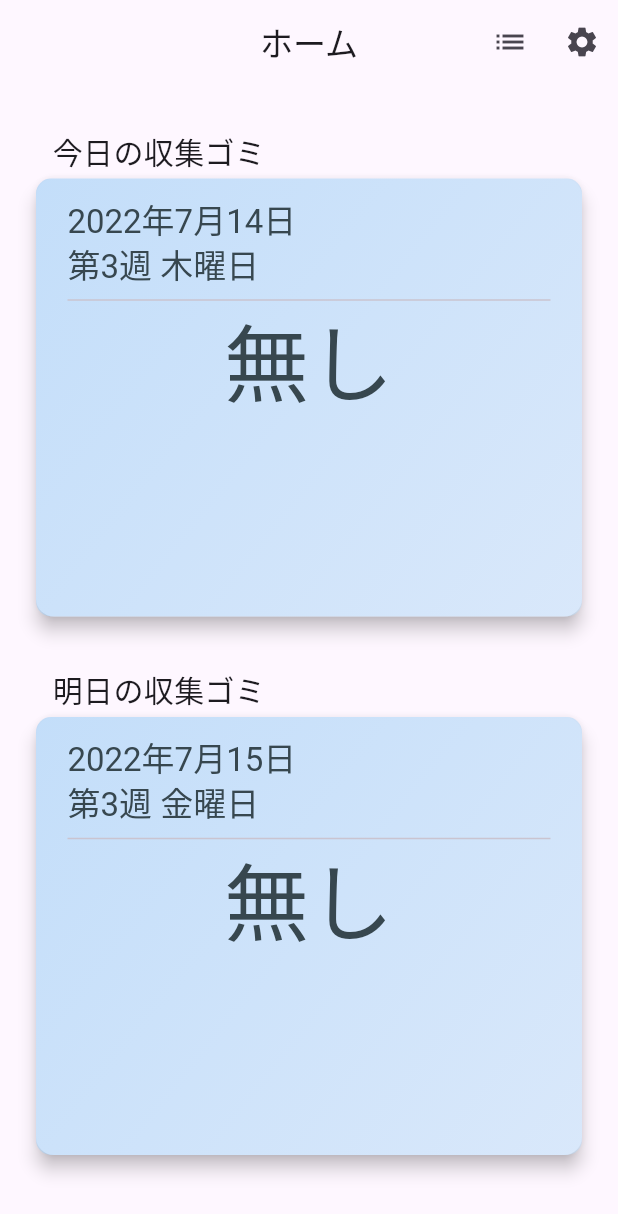
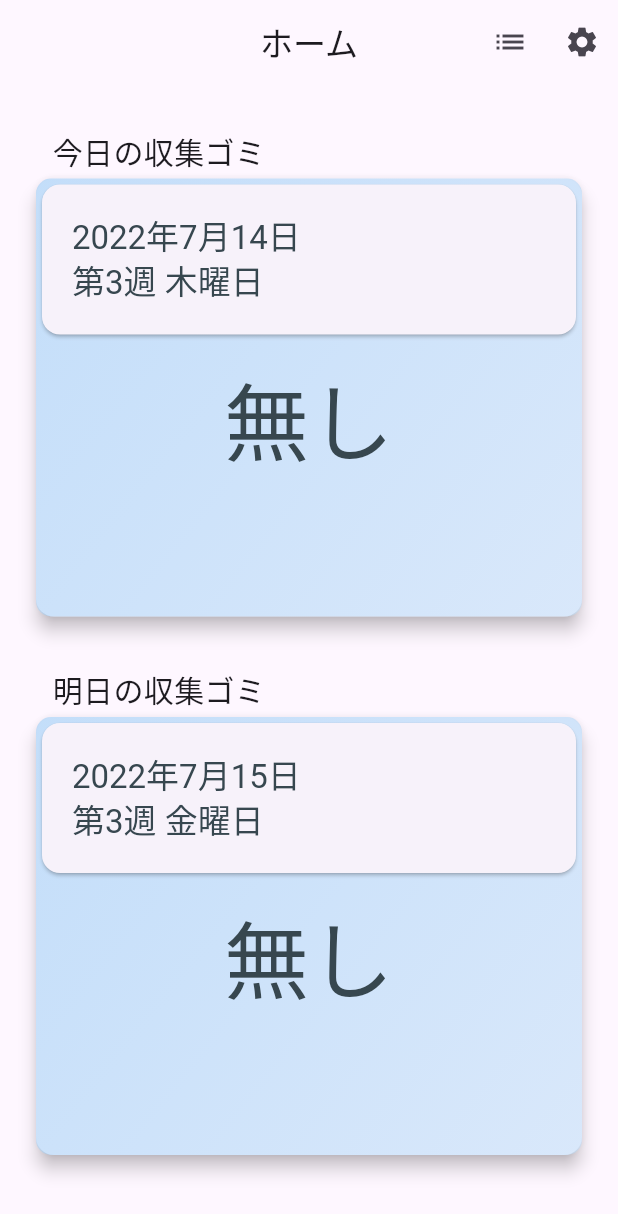
Before and after one commit to dai10512/trash-out, a Flutter app: the screen it shows after launch, on a phone screen of 412 x 824 dp. Shown: the top 1214 px of the screen. Run offline on Flutter 3.47's test engine with Material 2 defaults, Android fonts, the phone set to English and light mode, and no system bars; our stand-ins replace awesome_notifications, flutter_riverpod, hive_flutter, modal_bottom_sheet; accounts and stored records are empty; statements that could not run were skipped.

Commit message:
fix home design

```diff
--- a/lib/view/home_view.dart
+++ b/lib/view/home_view.dart
@@ -85,15 +85,18 @@ class HomeView extends ConsumerWidget {
           child: Card(
             elevation: commonElevation,
             child: Container(
+              padding: EdgeInsets.zero,
               decoration: BoxDecoration(gradient: cardGradient, borderRadius: BorderRadius.circular(10.0)),
               width: double.infinity,
-              padding: const EdgeInsets.all(13.0),
-              child: Column(
+              // padding: const EdgeInsets.all(13.0),
+              child: StreamBuilder<Object>(
+                  stream: null,
+                  builder: (context, snapshot) {
+                    return Column(
                       children: [
-                  Padding(
-                    padding: const EdgeInsets.symmetric(horizontal: 8.0),
-                    child: FutureBuilder(
-                      future: (whichDay == 0) ? trashOfDayViewModelWatch.getTotalTrashTypeOfToday() : trashOfDayViewModelWatch.getTotalTrashTypeOfTomorrow(),
+                        FutureBuilder(
+                          future:
+                              (whichDay == 0) ? trashOfDayViewModelWatch.getTotalTrashTypeOfToday() : trashOfDayViewModelWatch.getTotalTrashTypeOfTomorrow(),
                           builder: (context, snapshot) {
                             if (snapshot.hasData) {
                               print(now.day / 7);
@@ -101,7 +104,11 @@ class HomeView extends ConsumerWidget {
                                 // crossAxisAlignment: CrossAxisAlignment.start,
                                 children: [
                                   Container(
+                                    padding: EdgeInsets.zero,
                                     width: double.infinity,
+                                    child: Card(
+                                      child: Padding(
+                                        padding: const EdgeInsets.all(20.0),
                                         child: Text(
                                           (whichDay == 0)
                                               ? '$today\n${formatWeekOfMonthMap[(now.day / 7).toInt() + 1]}週 ${formatWeekdayMap[now.weekday]}'
@@ -110,13 +117,17 @@ class HomeView extends ConsumerWidget {
                                           textAlign: TextAlign.left,
                                         ),
                                       ),
-                              Divider(),
+                                    ),
+                                  ),
                                   Container(
+                                    child: Padding(
+                                      padding: const EdgeInsets.all(20.0),
                                       child: FittedBox(
                                         child: Text(
                                           snapshot.data.toString(),
                                           style: Theme.of(context).textTheme.displayLarge!.copyWith(color: cardTextColor),
                                           textAlign: TextAlign.center,
+                                        ),
                                       ),
                                     ),
                                   ),
@@ -132,9 +143,9 @@ class HomeView extends ConsumerWidget {
                             }
                           },
                         ),
-                  ),
                       ],
-              ),
+                    );
+                  }),
             ),
           ),
         );
```
Lines whose indentation alone changed are shown as unchanged.
